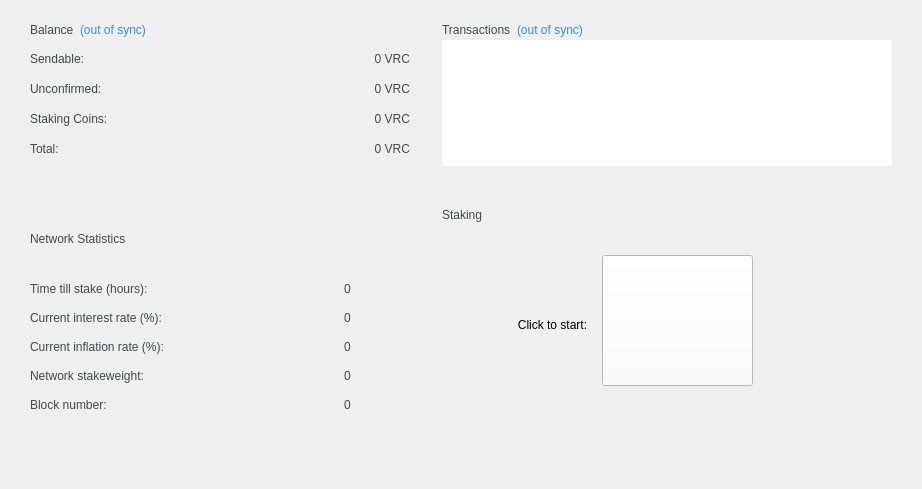
This is src/qt/forms/overviewpage.ui in VeriConomy/vericoin as Qt 5 draws it before an edit. The edited form follows.
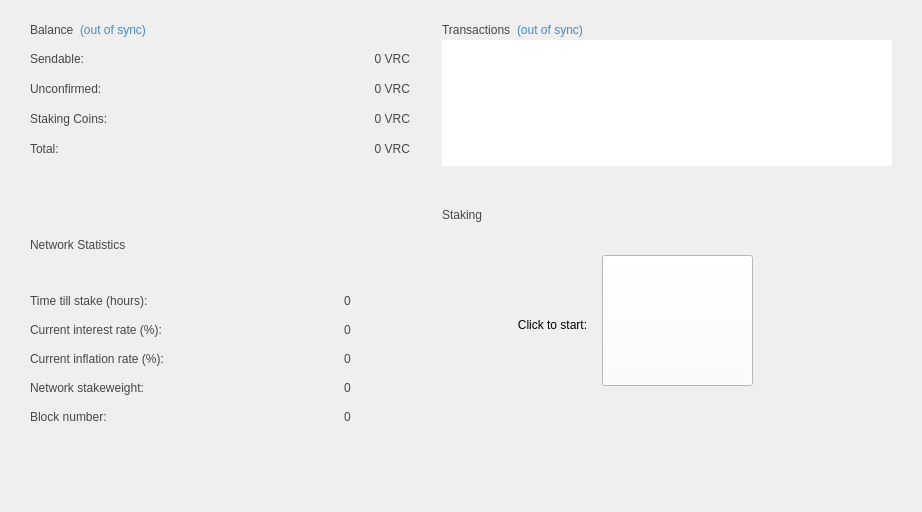
This is the edited form. Icons and pictures are not drawn.

Commit message: Consume older age more consicely, fix some UI settings and correct average function

Diff of the .ui file:
```diff
--- a/src/qt/forms/overviewpage.ui
+++ b/src/qt/forms/overviewpage.ui
@@ -7,7 +7,7 @@
     <x>0</x>
     <y>0</y>
     <width>922</width>
-    <height>489</height>
+    <height>512</height>
    </rect>
   </property>
   <property name="windowTitle">
```
The commit also changes 3 other files.
